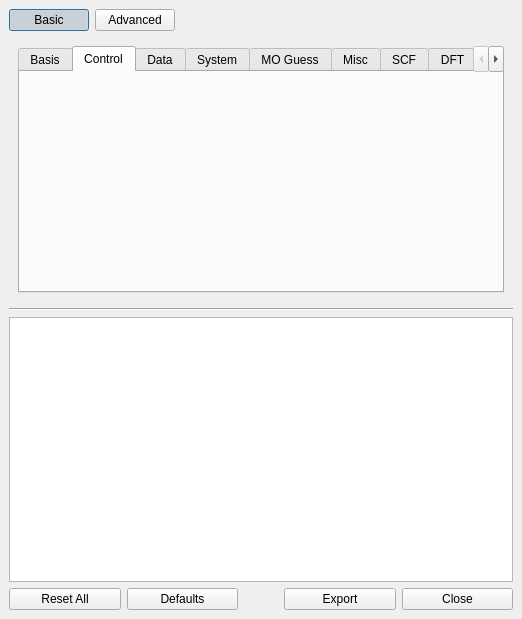
First picture: the form in avogadro/src/plugins/gamessinputbuilder.ui, repository cryos/avogadro, before the edit.
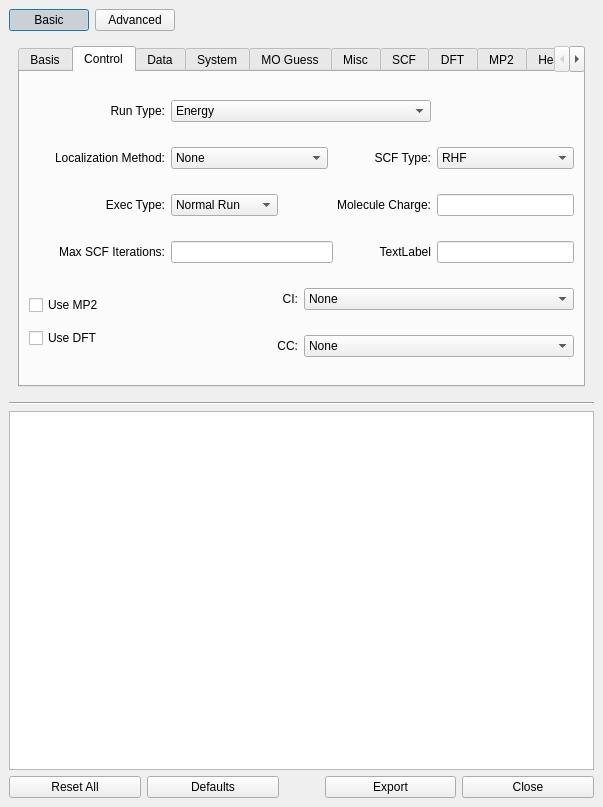
Second picture: the form after the edit. The open tabs and pages were chosen to show the change.

Commit message: muha, integrating Donalds stuff, some this and that

What changed in the file:
```diff
--- a/avogadro/src/plugins/gamessinputbuilder.ui
+++ b/avogadro/src/plugins/gamessinputbuilder.ui
@@ -5,8 +5,8 @@
    <rect>
     <x>0</x>
     <y>0</y>
-    <width>522</width>
-    <height>619</height>
+    <width>603</width>
+    <height>807</height>
    </rect>
   </property>
   <property name="windowTitle" >
@@ -46,6 +46,528 @@
           <attribute name="title" >
            <string>Control</string>
           </attribute>
+          <layout class="QGridLayout" >
+           <property name="margin" >
+            <number>9</number>
+           </property>
+           <property name="spacing" >
+            <number>6</number>
+           </property>
+           <item row="5" column="1" >
+            <widget class="QLabel" name="label_16" >
+             <property name="text" >
+              <string>CC:</string>
+             </property>
+             <property name="alignment" >
+              <set>Qt::AlignRight|Qt::AlignTrailing|Qt::AlignVCenter</set>
+             </property>
+            </widget>
+           </item>
+           <item row="4" column="1" >
+            <widget class="QLabel" name="label_16" >
+             <property name="text" >
+              <string>CI:</string>
+             </property>
+             <property name="alignment" >
+              <set>Qt::AlignRight|Qt::AlignTrailing|Qt::AlignVCenter</set>
+             </property>
+            </widget>
+           </item>
+           <item row="0" column="0" >
+            <widget class="QLabel" name="label_16" >
+             <property name="text" >
+              <string>Run Type:</string>
+             </property>
+             <property name="alignment" >
+              <set>Qt::AlignRight|Qt::AlignTrailing|Qt::AlignVCenter</set>
+             </property>
+            </widget>
+           </item>
+           <item row="0" column="1" colspan="2" >
+            <widget class="QComboBox" name="comboBox_12" >
+             <item>
+              <property name="text" >
+               <string>Energy</string>
+              </property>
+             </item>
+             <item>
+              <property name="text" >
+               <string>Gradient</string>
+              </property>
+             </item>
+             <item>
+              <property name="text" >
+               <string>Hessian</string>
+              </property>
+             </item>
+             <item>
+              <property name="text" >
+               <string>Optimization</string>
+              </property>
+             </item>
+             <item>
+              <property name="text" >
+               <string>Trudge</string>
+              </property>
+             </item>
+             <item>
+              <property name="text" >
+               <string>Saddle Point</string>
+              </property>
+             </item>
+             <item>
+              <property name="text" >
+               <string>IRC</string>
+              </property>
+             </item>
+             <item>
+              <property name="text" >
+               <string>Gradient Extremal</string>
+              </property>
+             </item>
+             <item>
+              <property name="text" >
+               <string>DRC</string>
+              </property>
+             </item>
+             <item>
+              <property name="text" >
+               <string>Energy Surface</string>
+              </property>
+             </item>
+             <item>
+              <property name="text" >
+               <string>Properties</string>
+              </property>
+             </item>
+             <item>
+              <property name="text" >
+               <string>Morokuma</string>
+              </property>
+             </item>
+             <item>
+              <property name="text" >
+               <string>Radiative Transition mom.</string>
+              </property>
+             </item>
+             <item>
+              <property name="text" >
+               <string>Spin Orbit</string>
+              </property>
+             </item>
+             <item>
+              <property name="text" >
+               <string>Finite Electric Field</string>
+              </property>
+             </item>
+             <item>
+              <property name="text" >
+               <string>TDHF</string>
+              </property>
+             </item>
+             <item>
+              <property name="text" >
+               <string>Global Optimization</string>
+              </property>
+             </item>
+             <item>
+              <property name="text" >
+               <string>VSCF</string>
+              </property>
+             </item>
+             <item>
+              <property name="text" >
+               <string>FMO Optimization</string>
+              </property>
+             </item>
+             <item>
+              <property name="text" >
+               <string>Raman Intensities</string>
+              </property>
+             </item>
+             <item>
+              <property name="text" >
+               <string>NMR</string>
+              </property>
+             </item>
+             <item>
+              <property name="text" >
+               <string>Make EFP</string>
+              </property>
+             </item>
+            </widget>
+           </item>
+           <item row="1" column="0" >
+            <widget class="QLabel" name="label_16" >
+             <property name="text" >
+              <string>Localization Method:</string>
+             </property>
+             <property name="alignment" >
+              <set>Qt::AlignRight|Qt::AlignTrailing|Qt::AlignVCenter</set>
+             </property>
+            </widget>
+           </item>
+           <item row="2" column="0" >
+            <widget class="QLabel" name="label_16" >
+             <property name="text" >
+              <string>Exec Type:</string>
+             </property>
+             <property name="alignment" >
+              <set>Qt::AlignRight|Qt::AlignTrailing|Qt::AlignVCenter</set>
+             </property>
+            </widget>
+           </item>
+           <item row="3" column="0" >
+            <widget class="QLabel" name="label_16" >
+             <property name="text" >
+              <string>Max SCF Iterations:</string>
+             </property>
+             <property name="alignment" >
+              <set>Qt::AlignRight|Qt::AlignTrailing|Qt::AlignVCenter</set>
+             </property>
+            </widget>
+           </item>
+           <item row="1" column="1" colspan="2" >
+            <layout class="QHBoxLayout" >
+             <property name="margin" >
+              <number>0</number>
+             </property>
+             <property name="spacing" >
+              <number>6</number>
+             </property>
+             <item>
+              <widget class="QComboBox" name="comboBox_12" >
+               <item>
+                <property name="text" >
+                 <string>None</string>
+                </property>
+               </item>
+               <item>
+                <property name="text" >
+                 <string>Foster-Boys</string>
+                </property>
+               </item>
+               <item>
+                <property name="text" >
+                 <string>Edmistron-Ruedenberg</string>
+                </property>
+               </item>
+               <item>
+                <property name="text" >
+                 <string>Pipek-Mezey</string>
+                </property>
+               </item>
+              </widget>
+             </item>
+             <item>
+              <spacer>
+               <property name="orientation" >
+                <enum>Qt::Horizontal</enum>
+               </property>
+               <property name="sizeType" >
+                <enum>QSizePolicy::Minimum</enum>
+               </property>
+               <property name="sizeHint" >
+                <size>
+                 <width>40</width>
+                 <height>20</height>
+                </size>
+               </property>
+              </spacer>
+             </item>
+             <item>
+              <widget class="QLabel" name="label_17" >
+               <property name="text" >
+                <string>SCF Type:</string>
+               </property>
+               <property name="alignment" >
+                <set>Qt::AlignRight|Qt::AlignTrailing|Qt::AlignVCenter</set>
+               </property>
+              </widget>
+             </item>
+            </layout>
+           </item>
+           <item row="1" column="3" >
+            <widget class="QComboBox" name="comboBox_13" >
+             <item>
+              <property name="text" >
+               <string>RHF</string>
+              </property>
+             </item>
+             <item>
+              <property name="text" >
+               <string>UHF</string>
+              </property>
+             </item>
+             <item>
+              <property name="text" >
+               <string>ROHF</string>
+              </property>
+             </item>
+             <item>
+              <property name="text" >
+               <string>GVB</string>
+              </property>
+             </item>
+             <item>
+              <property name="text" >
+               <string>MCSCF</string>
+              </property>
+             </item>
+             <item>
+              <property name="text" >
+               <string>None (CI)</string>
+              </property>
+             </item>
+            </widget>
+           </item>
+           <item row="2" column="1" colspan="2" >
+            <layout class="QHBoxLayout" >
+             <property name="margin" >
+              <number>0</number>
+             </property>
+             <property name="spacing" >
+              <number>6</number>
+             </property>
+             <item>
+              <widget class="QComboBox" name="comboBox_12" >
+               <item>
+                <property name="text" >
+                 <string>Normal Run</string>
+                </property>
+               </item>
+               <item>
+                <property name="text" >
+                 <string>Check</string>
+                </property>
+               </item>
+               <item>
+                <property name="text" >
+                 <string>Debug</string>
+                </property>
+               </item>
+               <item>
+                <property name="text" >
+                 <string>Other...</string>
+                </property>
+               </item>
+              </widget>
+             </item>
+             <item>
+              <spacer>
+               <property name="orientation" >
+                <enum>Qt::Horizontal</enum>
+               </property>
+               <property name="sizeType" >
+                <enum>QSizePolicy::Minimum</enum>
+               </property>
+               <property name="sizeHint" >
+                <size>
+                 <width>40</width>
+                 <height>20</height>
+                </size>
+               </property>
+              </spacer>
+             </item>
+             <item>
+              <widget class="QLabel" name="label_16" >
+               <property name="text" >
+                <string>Molecule Charge:</string>
+               </property>
+               <property name="alignment" >
+                <set>Qt::AlignRight|Qt::AlignTrailing|Qt::AlignVCenter</set>
+               </property>
+              </widget>
+             </item>
+            </layout>
+           </item>
+           <item row="3" column="1" colspan="2" >
+            <layout class="QHBoxLayout" >
+             <property name="margin" >
+              <number>0</number>
+             </property>
+             <property name="spacing" >
+              <number>6</number>
+             </property>
+             <item>
+              <widget class="QLineEdit" name="lineEdit_5" />
+             </item>
+             <item>
+              <spacer>
+               <property name="orientation" >
+                <enum>Qt::Horizontal</enum>
+               </property>
+               <property name="sizeType" >
+                <enum>QSizePolicy::Minimum</enum>
+               </property>
+               <property name="sizeHint" >
+                <size>
+                 <width>40</width>
+                 <height>20</height>
+                </size>
+               </property>
+              </spacer>
+             </item>
+             <item>
+              <widget class="QLabel" name="label_18" >
+               <property name="text" >
+                <string>TextLabel</string>
+               </property>
+               <property name="alignment" >
+                <set>Qt::AlignRight|Qt::AlignTrailing|Qt::AlignVCenter</set>
+               </property>
+              </widget>
+             </item>
+            </layout>
+           </item>
+           <item row="2" column="3" >
+            <widget class="QLineEdit" name="lineEdit_7" />
+           </item>
+           <item row="3" column="3" >
+            <widget class="QLineEdit" name="lineEdit_8" />
+           </item>
+           <item rowspan="2" row="4" column="0" >
+            <layout class="QHBoxLayout" >
+             <property name="margin" >
+              <number>0</number>
+             </property>
+             <property name="spacing" >
+              <number>6</number>
+             </property>
+             <item>
+              <layout class="QVBoxLayout" >
+               <property name="margin" >
+                <number>0</number>
+               </property>
+               <property name="spacing" >
+                <number>6</number>
+               </property>
+               <item>
+                <widget class="QCheckBox" name="checkBox_7" >
+                 <property name="text" >
+                  <string>Use MP2</string>
+                 </property>
+                </widget>
+               </item>
+               <item>
+                <widget class="QCheckBox" name="checkBox_7" >
+                 <property name="layoutDirection" >
+                  <enum>Qt::LeftToRight</enum>
+                 </property>
+                 <property name="autoFillBackground" >
+                  <bool>false</bool>
+                 </property>
+                 <property name="text" >
+                  <string>Use DFT</string>
+                 </property>
+                </widget>
+               </item>
+              </layout>
+             </item>
+             <item>
+              <spacer>
+               <property name="orientation" >
+                <enum>Qt::Horizontal</enum>
+               </property>
+               <property name="sizeHint" >
+                <size>
+                 <width>40</width>
+                 <height>20</height>
+                </size>
+               </property>
+              </spacer>
+             </item>
+            </layout>
+           </item>
+           <item row="4" column="2" colspan="2" >
+            <widget class="QComboBox" name="comboBox_12" >
+             <item>
+              <property name="text" >
+               <string>None</string>
+              </property>
+             </item>
+             <item>
+              <property name="text" >
+               <string>GUGA</string>
+              </property>
+             </item>
+             <item>
+              <property name="text" >
+               <string>Ames Lab. Determinant</string>
+              </property>
+             </item>
+             <item>
+              <property name="text" >
+               <string>Occupation Restricted Multiple Active Space</string>
+              </property>
+             </item>
+             <item>
+              <property name="text" >
+               <string>CI Singles</string>
+              </property>
+             </item>
+             <item>
+              <property name="text" >
+               <string>Full Second Order CI</string>
+              </property>
+             </item>
+             <item>
+              <property name="text" >
+               <string>General CI</string>
+              </property>
+             </item>
+            </widget>
+           </item>
+           <item row="5" column="2" colspan="2" >
+            <widget class="QComboBox" name="comboBox_12" >
+             <item>
+              <property name="text" >
+               <string>None</string>
+              </property>
+             </item>
+             <item>
+              <property name="text" >
+               <string>LCCD: Linearized CC</string>
+              </property>
+             </item>
+             <item>
+              <property name="text" >
+               <string>CCD: CC with Doubles</string>
+              </property>
+             </item>
+             <item>
+              <property name="text" >
+               <string>CCSD: CC with Singles and Doubles</string>
+              </property>
+             </item>
+             <item>
+              <property name="text" >
+               <string>CCSD(T)</string>
+              </property>
+             </item>
+             <item>
+              <property name="text" >
+               <string>R-CC</string>
+              </property>
+             </item>
+             <item>
+              <property name="text" >
+               <string>CR-CC</string>
+              </property>
+             </item>
+             <item>
+              <property name="text" >
+               <string>EOM-CCSD</string>
+              </property>
+             </item>
+             <item>
+              <property name="text" >
+               <string>CR-EOM</string>
+              </property>
+             </item>
+            </widget>
+           </item>
+          </layout>
          </widget>
          <widget class="QWidget" name="tab_5" >
           <attribute name="title" >
```
Left out of the diff: 226 changed lines with no effect on the pictures.
